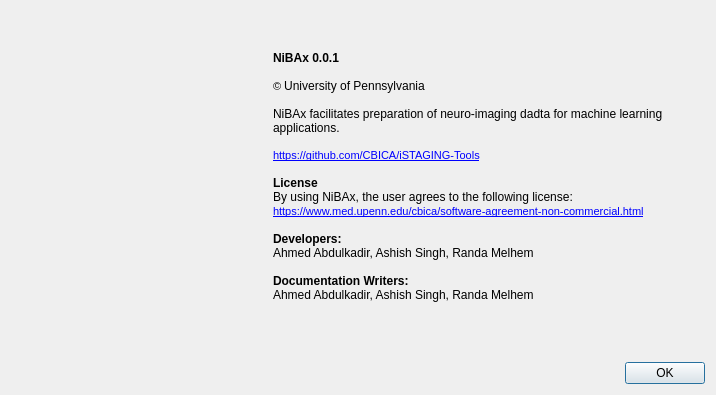
CBICA/niCHART, file NiBAx/aboutdialog.ui: the form before one commit.
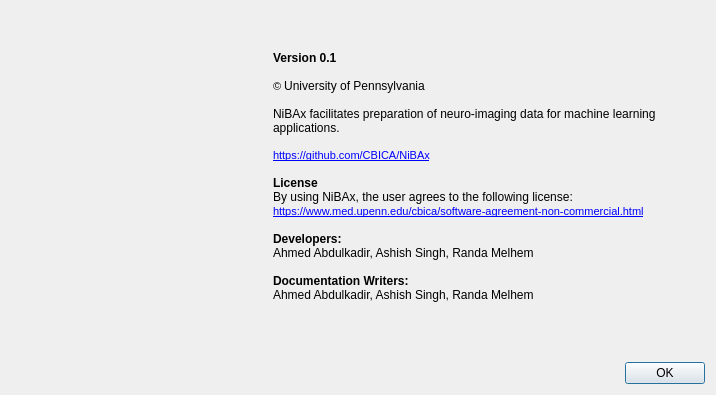
The form after the commit. Icons and pictures are not drawn.

Commit message: Fix version number and github url in about dialog

```diff
--- a/NiBAx/aboutdialog.ui
+++ b/NiBAx/aboutdialog.ui
@@ -47,25 +47,25 @@
         <string>&lt;!DOCTYPE HTML PUBLIC &quot;-//W3C//DTD HTML 4.0//EN&quot; &quot;http://www.w3.org/TR/REC-html40/strict.dtd&quot;&gt;
 &lt;html&gt;&lt;head&gt;&lt;meta name=&quot;qrichtext&quot; content=&quot;1&quot; /&gt;&lt;style type=&quot;text/css&quot;&gt;
 p, li { white-space: pre-wrap; }
-&lt;/style&gt;&lt;/head&gt;&lt;body style=&quot; font-family:'MS Shell Dlg 2'; font-size:8pt; font-weight:400; font-style:normal;&quot;&gt;
-&lt;p style=&quot; margin-top:0px; margin-bottom:0px; margin-left:0px; margin-right:0px; -qt-block-indent:0; text-indent:0px;&quot;&gt;&lt;span style=&quot; font-size:9pt; font-weight:600;&quot;&gt;NiBAx 0.0.1 &lt;/span&gt;&lt;/p&gt;
+&lt;/style&gt;&lt;/head&gt;&lt;body style=&quot; font-family:'MS Shell Dlg 2'; font-size:7.875pt; font-weight:400; font-style:normal;&quot;&gt;
+&lt;p style=&quot; margin-top:0px; margin-bottom:0px; margin-left:0px; margin-right:0px; -qt-block-indent:0; text-indent:0px;&quot;&gt;&lt;span style=&quot; font-size:9pt; font-weight:600;&quot;&gt;Version 0.1 &lt;/span&gt;&lt;/p&gt;
 &lt;p style=&quot;-qt-paragraph-type:empty; margin-top:0px; margin-bottom:0px; margin-left:0px; margin-right:0px; -qt-block-indent:0; text-indent:0px; font-size:9pt; font-weight:600;&quot;&gt;&lt;br /&gt;&lt;/p&gt;
-&lt;p style=&quot; margin-top:0px; margin-bottom:0px; margin-left:0px; margin-right:0px; -qt-block-indent:0; text-indent:0px;&quot;&gt;© &lt;span style=&quot; font-size:9pt;&quot;&gt;University of Pennsylvania&lt;/span&gt;&lt;/p&gt;
+&lt;p style=&quot; margin-top:0px; margin-bottom:0px; margin-left:0px; margin-right:0px; -qt-block-indent:0; text-indent:0px;&quot;&gt;&lt;span style=&quot; font-size:8pt;&quot;&gt;© &lt;/span&gt;&lt;span style=&quot; font-size:9pt;&quot;&gt;University of Pennsylvania&lt;/span&gt;&lt;/p&gt;
 &lt;p style=&quot;-qt-paragraph-type:empty; margin-top:0px; margin-bottom:0px; margin-left:0px; margin-right:0px; -qt-block-indent:0; text-indent:0px; font-size:9pt;&quot;&gt;&lt;br /&gt;&lt;/p&gt;
-&lt;p style=&quot; margin-top:0px; margin-bottom:0px; margin-left:0px; margin-right:0px; -qt-block-indent:0; text-indent:0px;&quot;&gt;&lt;span style=&quot; font-size:9pt;&quot;&gt;NiBAx facilitates preparation of neuro-imaging dadta for machine learning applications.&lt;/span&gt;&lt;/p&gt;
+&lt;p style=&quot; margin-top:0px; margin-bottom:0px; margin-left:0px; margin-right:0px; -qt-block-indent:0; text-indent:0px;&quot;&gt;&lt;span style=&quot; font-size:9pt;&quot;&gt;NiBAx facilitates preparation of neuro-imaging data for machine learning applications.&lt;/span&gt;&lt;/p&gt;
 &lt;p style=&quot;-qt-paragraph-type:empty; margin-top:0px; margin-bottom:0px; margin-left:0px; margin-right:0px; -qt-block-indent:0; text-indent:0px; font-size:9pt;&quot;&gt;&lt;br /&gt;&lt;/p&gt;
-&lt;p style=&quot; margin-top:0px; margin-bottom:0px; margin-left:0px; margin-right:0px; -qt-block-indent:0; text-indent:0px;&quot;&gt;&lt;a href=&quot;https://github.com/CBICA/iSTAGING-Tools&quot;&gt;&lt;span style=&quot; text-decoration: underline; color:#0000ff;&quot;&gt;https://github.com/CBICA/iSTAGING-Tools&lt;/span&gt;&lt;/a&gt;&lt;/p&gt;
+&lt;p style=&quot; margin-top:0px; margin-bottom:0px; margin-left:0px; margin-right:0px; -qt-block-indent:0; text-indent:0px;&quot;&gt;&lt;a href=&quot;https://github.com/CBICA/NiBAx&quot;&gt;&lt;span style=&quot; text-decoration: underline; color:#0000ff;&quot;&gt;https://github.com/CBICA/NiBAx&lt;/span&gt;&lt;/a&gt;&lt;/p&gt;
 &lt;p style=&quot;-qt-paragraph-type:empty; margin-top:0px; margin-bottom:0px; margin-left:0px; margin-right:0px; -qt-block-indent:0; text-indent:0px; font-size:9pt;&quot;&gt;&lt;br /&gt;&lt;/p&gt;
 &lt;p style=&quot; margin-top:0px; margin-bottom:0px; margin-left:0px; margin-right:0px; -qt-block-indent:0; text-indent:0px;&quot;&gt;&lt;span style=&quot; font-size:9pt; font-weight:600;&quot;&gt;License&lt;/span&gt;&lt;/p&gt;
 &lt;p style=&quot; margin-top:0px; margin-bottom:0px; margin-left:0px; margin-right:0px; -qt-block-indent:0; text-indent:0px;&quot;&gt;&lt;span style=&quot; font-size:9pt;&quot;&gt;By using NiBAx, the user agrees to the following license:&lt;/span&gt;&lt;/p&gt;
-&lt;p style=&quot; margin-top:0px; margin-bottom:0px; margin-left:0px; margin-right:0px; -qt-block-indent:0; text-indent:0px;&quot;&gt;&lt;a href=&quot;https://www.med.upenn.edu/cbica/software-agreement-non-commercial.html&quot;&gt;&lt;span style=&quot; text-decoration: underline; color:#0000ff;&quot;&gt;https://www.med.upenn.edu/cbica/software-agreement-non-commercial.html&lt;/span&gt;&lt;/a&gt;&lt;span style=&quot; font-size:9pt;&quot;&gt; &lt;/span&gt;&lt;/p&gt;
+&lt;p style=&quot; margin-top:0px; margin-bottom:0px; margin-left:0px; margin-right:0px; -qt-block-indent:0; text-indent:0px;&quot;&gt;&lt;a href=&quot;https://www.med.upenn.edu/cbica/software-agreement-non-commercial.html&quot;&gt;&lt;span style=&quot; font-size:8pt; text-decoration: underline; color:#0000ff;&quot;&gt;https://www.med.upenn.edu/cbica/software-agreement-non-commercial.html&lt;/span&gt;&lt;/a&gt;&lt;span style=&quot; font-size:9pt;&quot;&gt; &lt;/span&gt;&lt;/p&gt;
 &lt;p style=&quot;-qt-paragraph-type:empty; margin-top:0px; margin-bottom:0px; margin-left:0px; margin-right:0px; -qt-block-indent:0; text-indent:0px; font-size:9pt;&quot;&gt;&lt;br /&gt;&lt;/p&gt;
 &lt;p style=&quot; margin-top:0px; margin-bottom:0px; margin-left:0px; margin-right:0px; -qt-block-indent:0; text-indent:0px;&quot;&gt;&lt;span style=&quot; font-size:9pt; font-weight:600;&quot;&gt;Developers:&lt;/span&gt;&lt;/p&gt;
 &lt;p style=&quot; margin-top:0px; margin-bottom:0px; margin-left:0px; margin-right:0px; -qt-block-indent:0; text-indent:0px;&quot;&gt;&lt;span style=&quot; font-size:9pt;&quot;&gt;Ahmed Abdulkadir, Ashish Singh, Randa Melhem&lt;/span&gt;&lt;/p&gt;
 &lt;p style=&quot;-qt-paragraph-type:empty; margin-top:0px; margin-bottom:0px; margin-left:0px; margin-right:0px; -qt-block-indent:0; text-indent:0px; font-size:9pt;&quot;&gt;&lt;br /&gt;&lt;/p&gt;
 &lt;p style=&quot; margin-top:0px; margin-bottom:0px; margin-left:0px; margin-right:0px; -qt-block-indent:0; text-indent:0px;&quot;&gt;&lt;span style=&quot; font-size:9pt; font-weight:600;&quot;&gt;Documentation Writers:&lt;/span&gt;&lt;/p&gt;
 &lt;p style=&quot; margin-top:0px; margin-bottom:0px; margin-left:0px; margin-right:0px; -qt-block-indent:0; text-indent:0px;&quot;&gt;&lt;span style=&quot; font-size:9pt;&quot;&gt;Ahmed Abdulkadir, Ashish Singh, Randa Melhem&lt;/span&gt;&lt;/p&gt;
-&lt;p style=&quot;-qt-paragraph-type:empty; margin-top:0px; margin-bottom:0px; margin-left:0px; margin-right:0px; -qt-block-indent:0; text-indent:0px; text-decoration: underline; color:#0000ff;&quot;&gt;&lt;br /&gt;&lt;/p&gt;&lt;/body&gt;&lt;/html&gt;</string>
+&lt;p style=&quot;-qt-paragraph-type:empty; margin-top:0px; margin-bottom:0px; margin-left:0px; margin-right:0px; -qt-block-indent:0; text-indent:0px; font-size:8pt; text-decoration: underline; color:#0000ff;&quot;&gt;&lt;br /&gt;&lt;/p&gt;&lt;/body&gt;&lt;/html&gt;</string>
        </property>
        <property name="wordWrap">
         <bool>true</bool>
```
Left out of the diff: 4 changed lines with no effect on the pictures.
